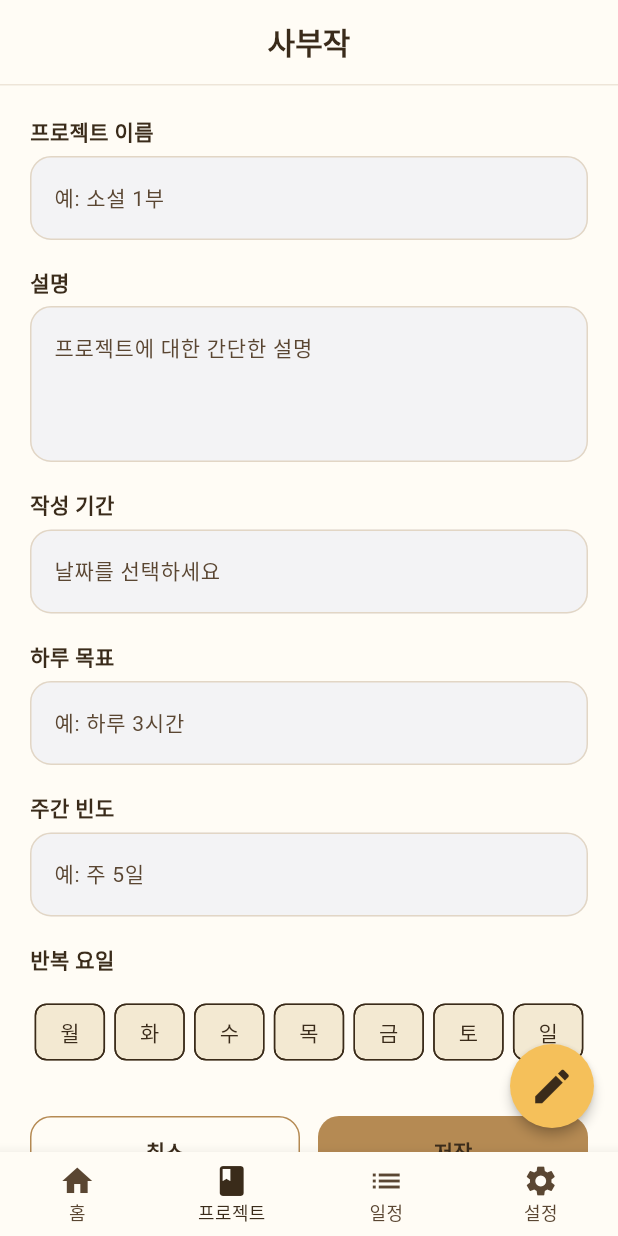
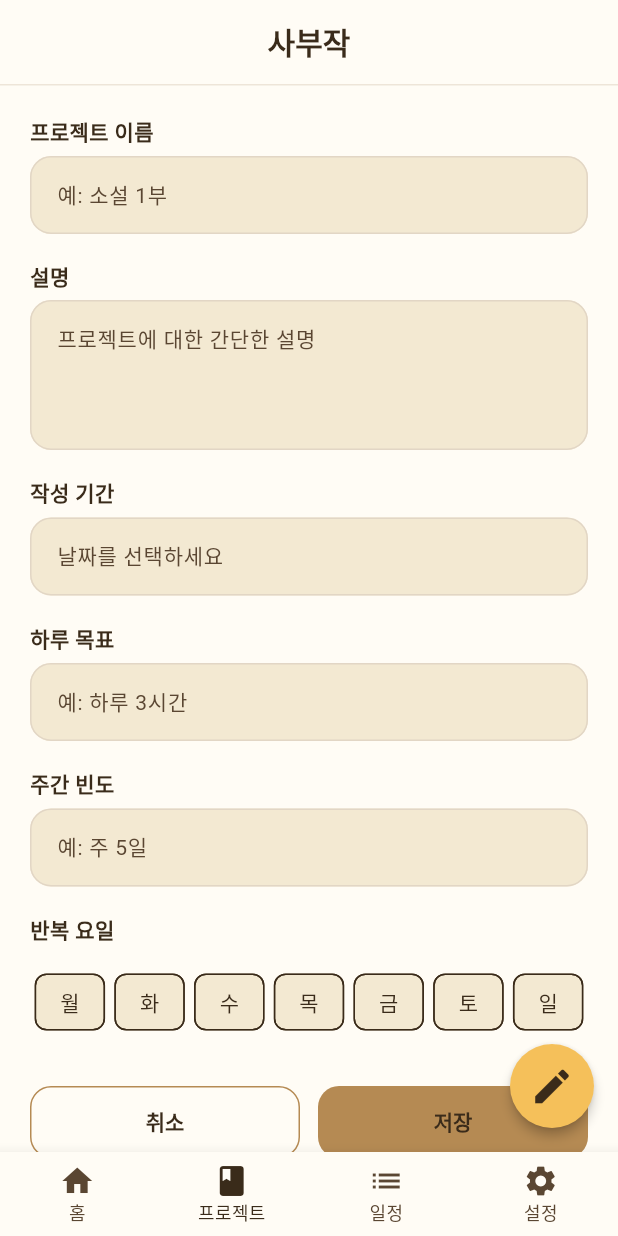
Before and after one commit to elpo94/elpo-book-project, a Flutter app: the ProjectCreateView screen opened by its route, on a phone screen of 412 x 824 dp. Run offline on Flutter 3.47's test engine with Material 3 defaults, Android fonts, the phone set to English and light mode, and no system bars; our stand-ins replace go_router; Roboto replaces fonts that are missing (AritaBuri, Pretendard).

Commit message:
theme_v4

```diff
--- a/lib/theme/app_theme.dart
+++ b/lib/theme/app_theme.dart
@@ -81,44 +81,49 @@ final ThemeData appTheme = ThemeData(
 
   inputDecorationTheme: InputDecorationTheme(
     filled: true,
-    fillColor: AppColors.inputBackground, // 피그마 베이지
+    fillColor: AppColors.surface, // ← 피그마 베이지 카드색
+
+    contentPadding: const EdgeInsets.symmetric(
+      horizontal: 14,
+      vertical: 14,
+    ),
 
     hintStyle: TextStyle(
       color: AppColors.mutedOn, // 안내문구 연한 브라운
       fontSize: 14,
     ),
 
-    labelStyle: TextStyle(color: AppColors.mutedOn),
-
-    border: OutlineInputBorder(
-      borderRadius: BorderRadius.circular(14), // 지금 값 유지
-      borderSide: BorderSide(
-        color: AppColors.border, // 기본 테두리
-        width: 1,
-      ),
+    labelStyle: TextStyle(
+      color: AppColors.mutedOn,
+      fontSize: 13,
     ),
 
     enabledBorder: OutlineInputBorder(
       borderRadius: BorderRadius.circular(14),
-      borderSide: BorderSide(color: AppColors.border, width: 1),
+      borderSide: BorderSide(
+        color: AppColors.border, // 연한 베이지 테두리
+        width: 1,
+      ),
     ),
 
     focusedBorder: OutlineInputBorder(
       borderRadius: BorderRadius.circular(14),
       borderSide: BorderSide(
-        color: AppColors.primary, // 브라운 포커스
-        width: 1,
+        color: AppColors.primary, // 포커스 시 브라운
+        width: 1.2,
       ),
     ),
 
     disabledBorder: OutlineInputBorder(
       borderRadius: BorderRadius.circular(14),
       borderSide: BorderSide(
-        color: AppColors.border.withOpacity(0.6),
+        color: AppColors.border, // disabled도 회색 X
         width: 1,
       ),
     ),
   ),
+
+
 
   bottomNavigationBarTheme: const BottomNavigationBarThemeData(
     backgroundColor: AppColors.background,
```
